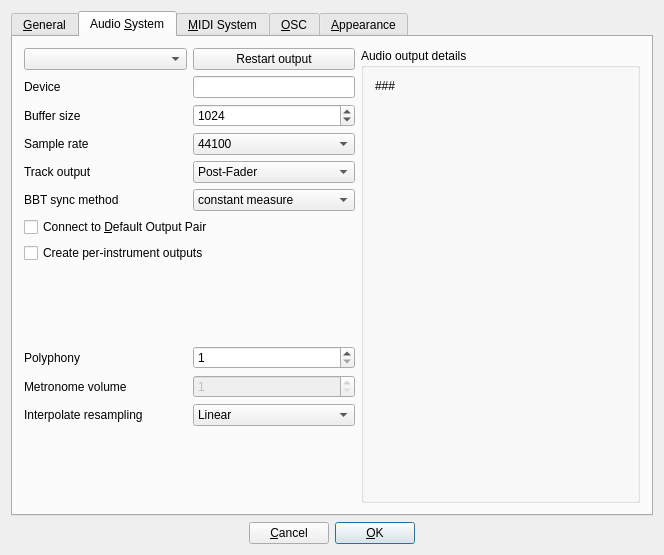
First picture: the form in src/gui/src/PreferencesDialog_UI.ui, repository hydrogen-music/hydrogen, before the edit.
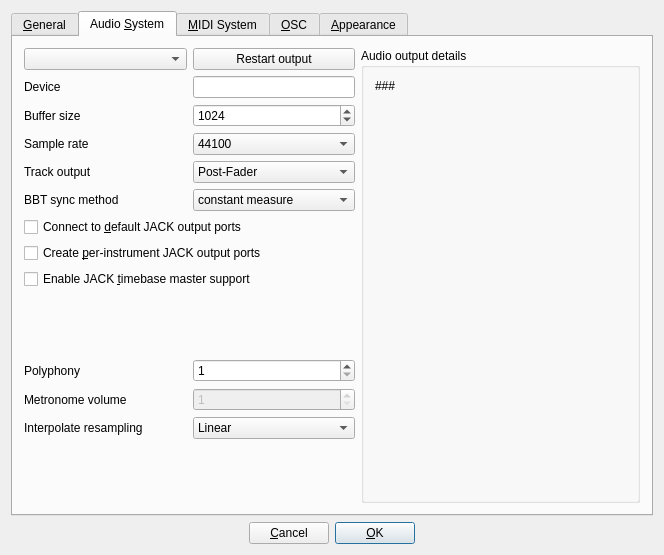
Second picture: the form after the edit. The open tabs and pages were chosen to show the change. Custom widgets are drawn as their Qt base class.

Commit message: option to disable JACK timebase support

Patch:
```diff
--- a/src/gui/src/PreferencesDialog_UI.ui
+++ b/src/gui/src/PreferencesDialog_UI.ui
@@ -433,7 +433,7 @@
            <item>
             <widget class="QCheckBox" name="connectDefaultsCheckBox">
              <property name="text">
-              <string>Connect to &amp;Default Output Pair</string>
+              <string>Connect to &amp;default JACK output ports</string>
              </property>
              <property name="shortcut">
               <string>Alt+D</string>
@@ -443,13 +443,20 @@
            <item>
             <widget class="QCheckBox" name="trackOutsCheckBox">
              <property name="text">
-              <string>Create per-instrument outputs</string>
+              <string>Create &amp;per-instrument JACK output ports</string>
              </property>
              <property name="shortcut">
               <string>Alt+D</string>
              </property>
             </widget>
            </item>
+           <item>
+            <widget class="QCheckBox" name="enableTimebaseCheckBox">
+             <property name="text">
+              <string>Enable JACK &amp;timebase master support</string>
+             </property>
+            </widget>
+           </item>
           </layout>
          </item>
          <item>
```
Left out of the diff: 23 changed lines with no effect on the pictures. The commit also changes 7 other files.
